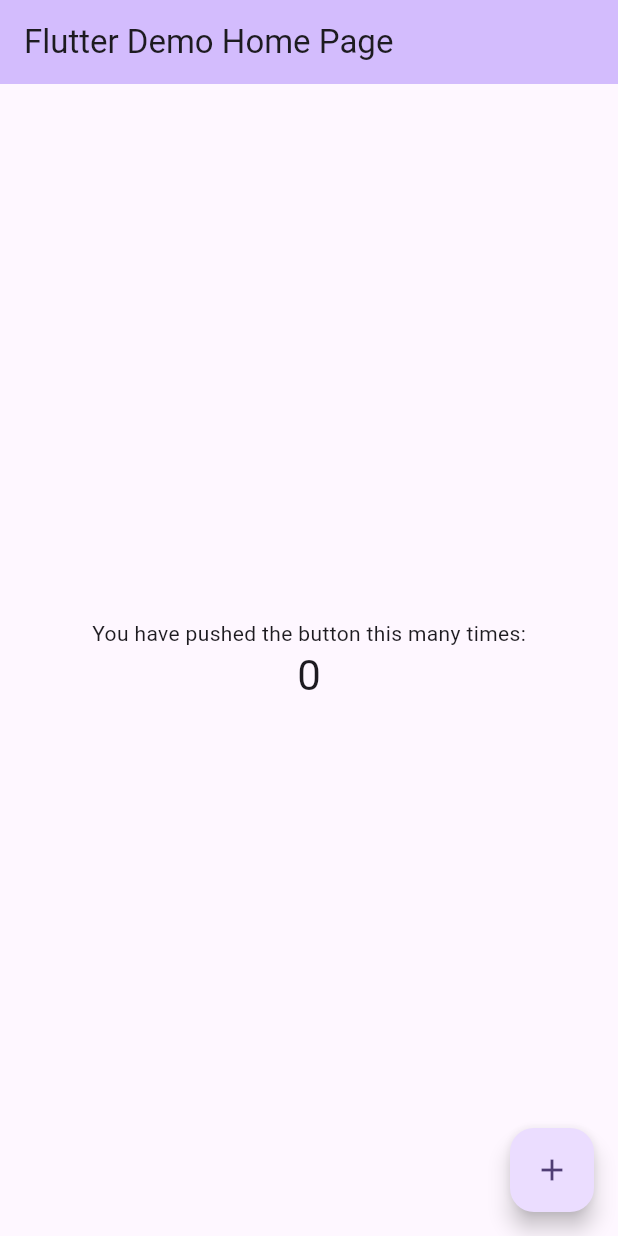
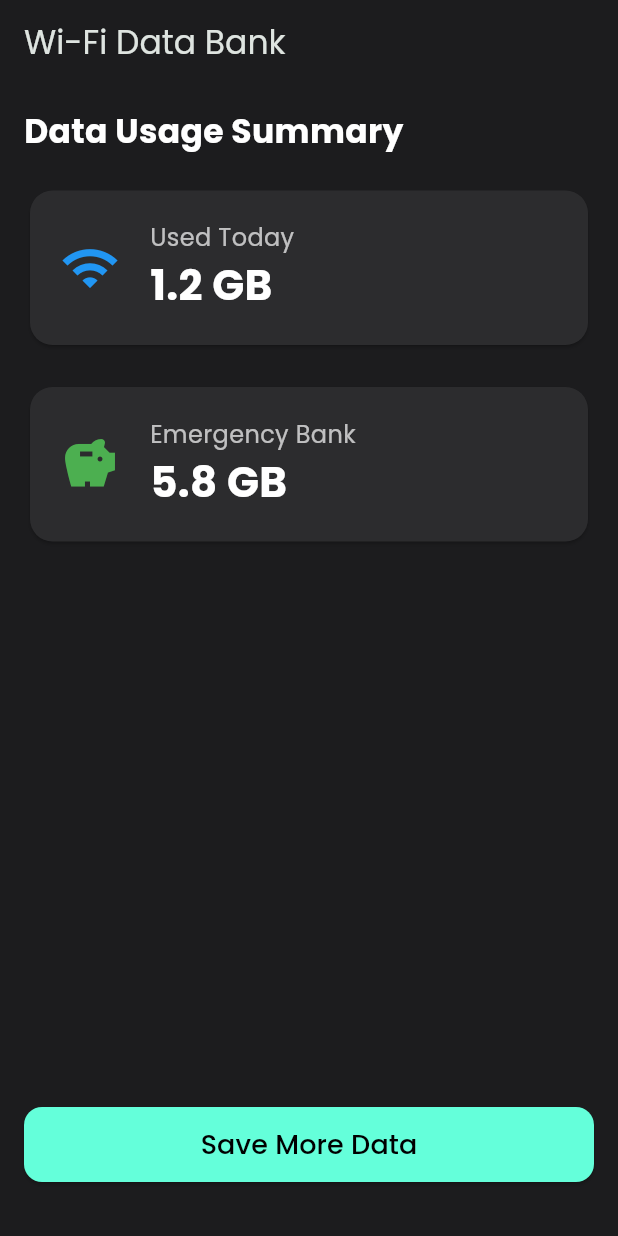
Before and after one commit to could-ai/019a522f-7862-7940-ab75-af4748b88032, a Flutter app: the screen it shows after launch, on a phone screen of 412 x 824 dp. Run offline on Flutter 3.47's test engine with Material 3 defaults, Android fonts, the phone set to English and light mode, and no system bars; our stand-ins replace google_fonts.

Commit message:
Added the `google_fonts` package to `pubspec.yaml` to enable custom typography in the application, enhancing the visual design. This allows for the use of a wider range of text styles, starting with the Poppins font family for a modern look.; Overhauled `lib/main.dart` to set up the application's core structure. The default counter app has been completely removed and replaced with a new `MyApp` widget. This new setup establishes a dark theme using `ThemeData.dark()` and integrates the `google_fonts` package for a custom Poppins font. The home page is now set to `HomeScreen`, which will serve as the main dashboard for the user.; Created a new file `lib/home_screen.dart` to define the main user interface. This screen features a stateful widget `HomeScreen` that displays placeholder data for 'Data Used Today' and an 'Emergency Bank'. The UI is built with a clean, modern look, using custom card widgets (`_buildUsageCard`) to present the data clearly and an actionable button for future features. This establishes the foundational UI for the data-saving application.

```diff
--- /dev/null
+++ b/usr/lib/home_screen.dart
@@ -0,0 +1,115 @@
+import 'package:flutter/material.dart';
+
+class HomeScreen extends StatefulWidget {
+  const HomeScreen({super.key});
+
+  @override
+  State<HomeScreen> createState() => _HomeScreenState();
+}
+
+class _HomeScreenState extends State<HomeScreen> {
+  // Placeholder data
+  double _dataUsedToday = 1.2; // in GB
+  double _emergencyBankData = 5.8; // in GB
+
+  @override
+  Widget build(BuildContext context) {
+    return Scaffold(
+      appBar: AppBar(
+        title: const Text('Wi-Fi Data Bank'),
+        backgroundColor: Colors.transparent,
+        elevation: 0,
+      ),
+      body: Padding(
+        padding: const EdgeInsets.all(16.0),
+        child: Column(
+          crossAxisAlignment: CrossAxisAlignment.start,
+          children: [
+            const Text(
+              'Data Usage Summary',
+              style: TextStyle(
+                fontSize: 22,
+                fontWeight: FontWeight.bold,
+                color: Colors.white,
+              ),
+            ),
+            const SizedBox(height: 20),
+            _buildUsageCard(
+              title: 'Used Today',
+              data: '${_dataUsedToday.toStringAsFixed(1)} GB',
+              icon: Icons.wifi,
+              color: Colors.blue,
+            ),
+            const SizedBox(height: 20),
+            _buildUsageCard(
+              title: 'Emergency Bank',
+              data: '${_emergencyBankData.toStringAsFixed(1)} GB',
+              icon: Icons.savings,
+              color: Colors.green,
+            ),
+            const Spacer(),
+            ElevatedButton(
+              onPressed: () {
+                // TODO: Implement functionality
+              },
+              style: ElevatedButton.styleFrom(
+                backgroundColor: Colors.tealAccent,
+                foregroundColor: Colors.black,
+                minimumSize: const Size(double.infinity, 50),
+                shape: RoundedRectangleBorder(
+                  borderRadius: BorderRadius.circular(12),
+                ),
+              ),
+              child: const Text(
+                'Save More Data',
+                style: TextStyle(fontSize: 18),
+              ),
+            ),
+            const SizedBox(height: 20),
+          ],
+        ),
+      ),
+    );
+  }
+
+  Widget _buildUsageCard({
+    required String title,
+    required String data,
+    required IconData icon,
+    required Color color,
+  }) {
+    return Card(
+      color: const Color(0xFF2C2C2E),
+      shape: RoundedRectangleBorder(borderRadius: BorderRadius.circular(15)),
+      child: Padding(
+        padding: const EdgeInsets.all(20.0),
+        child: Row(
+          children: [
+            Icon(icon, size: 40, color: color),
+            const SizedBox(width: 20),
+            Column(
+              crossAxisAlignment: CrossAxisAlignment.start,
+              children: [
+                Text(
+                  title,
+                  style: const TextStyle(
+                    fontSize: 16,
+                    color: Colors.white70,
+                  ),
+                ),
+                Text(
+                  data,
+                  style: const TextStyle(
+                    fontSize: 28,
+                    fontWeight: FontWeight.bold,
+                    color: Colors.white,
+                  ),
+                ),
+              ],
+            ),
+          ],
+        ),
+      ),
+    );
+  }
+}
--- a/usr/lib/main.dart
+++ b/usr/lib/main.dart
@@ -1,4 +1,6 @@
+import 'package:couldai_user_app/home_screen.dart';
 import 'package:flutter/material.dart';
+import 'package:google_fonts/google_fonts.dart';
 
 void main() {
   runApp(const MyApp());
@@ -7,114 +9,21 @@ void main() {
 class MyApp extends StatelessWidget {
   const MyApp({super.key});
 
-  // This widget is the root of your application.
   @override
   Widget build(BuildContext context) {
     return MaterialApp(
-      title: 'Flutter Demo',
+      title: 'Wi-Fi Data Bank',
       debugShowCheckedModeBanner: false,
-      theme: ThemeData(
-        // This is the theme of your application.
-        //
-        // TRY THIS: Try running your application with "flutter run". You'll see
-        // the application has a purple toolbar. Then, without quitting the app,
-        // try changing the seedColor in the colorScheme below to Colors.green
-        // and then invoke "hot reload" (save your changes or press the "hot
-        // reload" button in a Flutter-supported IDE, or press "r" if you used
-        // the command line to start the app).
-        //
-        // Notice that the counter didn't reset back to zero; the application
-        // state is not lost during the reload. To reset the state, use hot
-        // restart instead.
-        //
-        // This works for code too, not just values: Most code changes can be
-        // tested with just a hot reload.
-        colorScheme: ColorScheme.fromSeed(seedColor: Colors.deepPurple),
+      theme: ThemeData.dark().copyWith(
+        scaffoldBackgroundColor: const Color(0xFF1C1C1E),
+        primaryColor: Colors.tealAccent,
+        textTheme: GoogleFonts.poppinsTextTheme(ThemeData.dark().textTheme),
+        colorScheme: ColorScheme.fromSeed(
+          seedColor: Colors.tealAccent,
+          brightness: Brightness.dark,
+        ),
       ),
-      home: const MyHomePage(title: 'Flutter Demo Home Page'),
+      home: const HomeScreen(),
     );
   }
 }
-
-class MyHomePage extends StatefulWidget {
-  const MyHomePage({super.key, required this.title});
-
-  // This widget is the home page of your application. It is stateful, meaning
-  // that it has a State object (defined below) that contains fields that affect
-  // how it looks.
-
-  // This class is the configuration for the state. It holds the values (in this
-  // case the title) provided by the parent (in this case the App widget) and
-  // used by the build method of the State. Fields in a Widget subclass are
-  // always marked "final".
-
-  final String title;
-
-  @override
-  State<MyHomePage> createState() => _MyHomePageState();
-}
-
-class _MyHomePageState extends State<MyHomePage> {
-  int _counter = 0;
-
-  void _incrementCounter() {
-    setState(() {
-      // This call to setState tells the Flutter framework that something has
-      // changed in this State, which causes it to rerun the build method below
-      // so that the display can reflect the updated values. If we changed
-      // _counter without calling setState(), then the build method would not be
-      // called again, and so nothing would appear to happen.
-      _counter++;
-    });
-  }
-
-  @override
-  Widget build(BuildContext context) {
-    // This method is rerun every time setState is called, for instance as done
-    // by the _incrementCounter method above.
-    //
-    // The Flutter framework has been optimized to make rerunning build methods
-    // fast, so that you can just rebuild anything that needs updating rather
-    // than having to individually change instances of widgets.
-    return Scaffold(
-      appBar: AppBar(
-        // TRY THIS: Try changing the color here to a specific color (to
-        // Colors.amber, perhaps?) and trigger a hot reload to see the AppBar
-        // change color while the other colors stay the same.
-        backgroundColor: Theme.of(context).colorScheme.inversePrimary,
-        // Here we take the value from the MyHomePage object that was created by
-        // the App.build method, and use it to set our appbar title.
-        title: Text(widget.title),
-      ),
-      body: Center(
-        // Center is a layout widget. It takes a single child and positions it
-        // in the middle of the parent.
-        child: Column(
-          // Column is also a layout widget. It takes a list of children and
-          // arranges them vertically. By default, it sizes itself to fit its
-          // children horizontally, and tries to be as tall as its parent.
-          //
-          // Column has various properties to control how it sizes itself and
-          // how it positions its children. Here we use mainAxisAlignment to
-          // center the children vertically; the main axis here is the vertical
-          // axis because Columns are vertical (the cross axis would be
-          // horizontal).
-          //
-          // TRY THIS: Invoke "debug painting" (choose the "Toggle Debug Paint"
-          // action in the IDE, or press "p" in the console), to see the
-          // wireframe for each widget.
-          mainAxisAlignment: MainAxisAlignment.center,
-          children: <Widget>[
-            const Text('You have pushed the button this many times:'),
-            Text('$_counter', style: Theme.of(context).textTheme.headlineMedium),
-          ],
-        ),
-      ),
-      floatingActionButton: FloatingActionButton(
-        onPressed: _incrementCounter,
-        tooltip: 'Increment',
-        child: const Icon(Icons.add),
-      ), // This trailing comma makes auto-formatting nicer for build methods.
-    );
-  }
-}
```
Also changed, not shown: usr/pubspec.yaml (+2 -70 lines).
